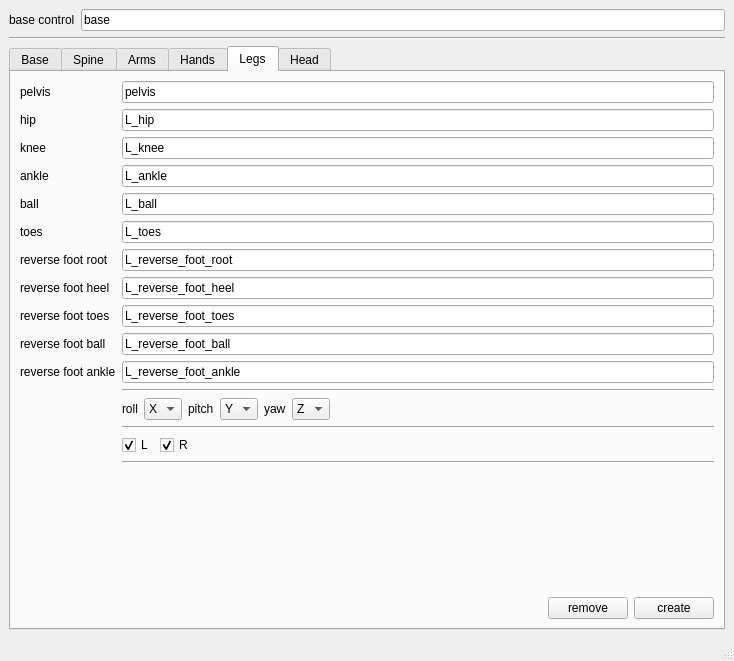
First picture: the form in scripts/jt_autorig.ui, repository jonathantopf/jt_tools, before the edit.
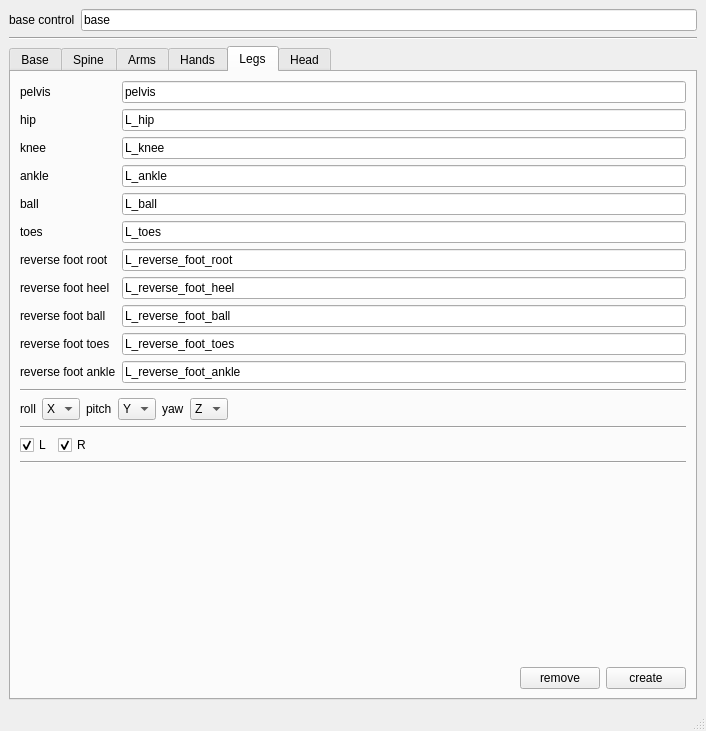
Second picture: the form after the edit.

The edit to the form file:
```diff
--- a/scripts/jt_autorig.ui
+++ b/scripts/jt_autorig.ui
@@ -6,8 +6,8 @@
    <rect>
     <x>0</x>
     <y>0</y>
-    <width>734</width>
-    <height>661</height>
+    <width>706</width>
+    <height>731</height>
    </rect>
   </property>
   <property name="windowTitle">
@@ -666,199 +666,149 @@
        <attribute name="title">
         <string>Legs</string>
        </attribute>
-       <layout class="QGridLayout" name="gridLayout_3">
-        <item row="6" column="1">
-         <widget class="QLineEdit" name="jt_autorig_legs_toes_select_text">
-          <property name="text">
-           <string>L_toes</string>
-          </property>
-         </widget>
-        </item>
-        <item row="8" column="0">
-         <widget class="QLabel" name="label_16">
-          <property name="text">
-           <string>reverse foot heel</string>
-          </property>
-         </widget>
-        </item>
-        <item row="18" column="1">
-         <layout class="QHBoxLayout" name="horizontalLayout_6">
+       <layout class="QVBoxLayout" name="verticalLayout">
           <item>
-           <spacer name="horizontalSpacer_6">
-            <property name="orientation">
-             <enum>Qt::Horizontal</enum>
-            </property>
-            <property name="sizeHint" stdset="0">
-             <size>
-              <width>40</width>
-              <height>20</height>
-             </size>
-            </property>
-           </spacer>
-          </item>
-          <item>
-           <widget class="QPushButton" name="pushButton_3">
+         <layout class="QGridLayout" name="gridLayout_9">
+          <item row="1" column="2">
+           <widget class="QLineEdit" name="jt_autorig_legs_hip_select_text">
             <property name="text">
-             <string>remove</string>
+             <string>L_hip</string>
             </property>
-            <property name="+c" stdset="0">
-             <string>'import jt_autorig;jt_autorig.ui_remove_leg_rig()'</string>
-            </property>
            </widget>
           </item>
-          <item>
-           <widget class="QPushButton" name="pushButton">
+          <item row="7" column="2">
+           <widget class="QLineEdit" name="jt_autorig_legs_reverse_foot_heel_select_text">
             <property name="text">
-             <string>create</string>
+             <string>L_reverse_foot_heel</string>
             </property>
-            <property name="+c" stdset="0">
-             <string>'import jt_autorig;jt_autorig.ui_create_leg_rig()'</string>
-            </property>
            </widget>
           </item>
-         </layout>
-        </item>
-        <item row="3" column="0">
+          <item row="2" column="0">
          <widget class="QLabel" name="label_12">
           <property name="text">
            <string>knee</string>
           </property>
          </widget>
         </item>
-        <item row="9" column="1">
+          <item row="0" column="2">
+           <widget class="QLineEdit" name="jt_autorig_legs_pelvis_select_text">
+            <property name="text">
+             <string>pelvis</string>
+            </property>
+           </widget>
+          </item>
+          <item row="0" column="0">
+           <widget class="QLabel" name="label_10">
+            <property name="text">
+             <string>pelvis</string>
+            </property>
+           </widget>
+          </item>
+          <item row="2" column="2">
+           <widget class="QLineEdit" name="jt_autorig_legs_knee_select_text">
+            <property name="text">
+             <string>L_knee</string>
+            </property>
+           </widget>
+          </item>
+          <item row="3" column="2">
+           <widget class="QLineEdit" name="jt_autorig_legs_ankle_select_text">
+            <property name="text">
+             <string>L_ankle</string>
+            </property>
+           </widget>
+          </item>
+          <item row="9" column="2">
          <widget class="QLineEdit" name="jt_autorig_legs_reverse_foot_toes_select_text">
           <property name="text">
            <string>L_reverse_foot_toes</string>
           </property>
          </widget>
         </item>
-        <item row="17" column="1">
-         <spacer name="verticalSpacer_3">
-          <property name="orientation">
-           <enum>Qt::Vertical</enum>
-          </property>
-          <property name="sizeHint" stdset="0">
-           <size>
-            <width>20</width>
-            <height>40</height>
-           </size>
-          </property>
-         </spacer>
-        </item>
-        <item row="8" column="1">
-         <widget class="QLineEdit" name="jt_autorig_legs_reverse_foot_heel_select_text">
+          <item row="4" column="2">
+           <widget class="QLineEdit" name="jt_autorig_legs_ball_select_text">
           <property name="text">
-           <string>L_reverse_foot_heel</string>
+             <string>L_ball</string>
           </property>
          </widget>
         </item>
-        <item row="11" column="1">
-         <widget class="QLineEdit" name="jt_autorig_legs_reverse_foot_ankle_select_text">
+          <item row="5" column="2">
+           <widget class="QLineEdit" name="jt_autorig_legs_toes_select_text">
           <property name="text">
-           <string>L_reverse_foot_ankle</string>
+             <string>L_toes</string>
           </property>
          </widget>
         </item>
-        <item row="6" column="0">
-         <widget class="QLabel" name="label_15">
+          <item row="6" column="2">
+           <widget class="QLineEdit" name="jt_autorig_legs_reverse_foot_root_select_text">
           <property name="text">
-           <string>toes</string>
+             <string>L_reverse_foot_root</string>
           </property>
          </widget>
         </item>
-        <item row="10" column="1">
+          <item row="8" column="2">
          <widget class="QLineEdit" name="jt_autorig_legs_reverse_foot_ball_select_text">
           <property name="text">
            <string>L_reverse_foot_ball</string>
           </property>
          </widget>
         </item>
-        <item row="10" column="0">
-         <widget class="QLabel" name="label_18">
+          <item row="10" column="2">
+           <widget class="QLineEdit" name="jt_autorig_legs_reverse_foot_ankle_select_text">
           <property name="text">
-           <string>reverse foot ball</string>
+             <string>L_reverse_foot_ankle</string>
           </property>
          </widget>
         </item>
-        <item row="2" column="1">
-         <widget class="QLineEdit" name="jt_autorig_legs_hip_select_text">
+          <item row="3" column="0">
+           <widget class="QLabel" name="label_13">
           <property name="text">
-           <string>L_hip</string>
+             <string>ankle</string>
           </property>
          </widget>
         </item>
-        <item row="15" column="1">
-         <layout class="QHBoxLayout" name="horizontalLayout_7">
-          <item>
-           <widget class="QCheckBox" name="jt_autorig_leg_rig_L">
+          <item row="6" column="0">
+           <widget class="QLabel" name="label_20">
             <property name="text">
-             <string>L</string>
+             <string>reverse foot root</string>
             </property>
-            <property name="checked">
-             <bool>true</bool>
-            </property>
            </widget>
           </item>
-          <item>
-           <widget class="QCheckBox" name="jt_autorig_leg_rig_R">
-            <property name="text">
-             <string>R</string>
-            </property>
-            <property name="checked">
-             <bool>true</bool>
-            </property>
-           </widget>
-          </item>
-          <item>
-           <spacer name="horizontalSpacer_7">
-            <property name="orientation">
-             <enum>Qt::Horizontal</enum>
-            </property>
-            <property name="sizeHint" stdset="0">
-             <size>
-              <width>40</width>
-              <height>20</height>
-             </size>
-            </property>
-           </spacer>
-          </item>
-         </layout>
-        </item>
-        <item row="2" column="0">
+          <item row="1" column="0">
          <widget class="QLabel" name="label_11">
           <property name="text">
            <string>hip</string>
           </property>
          </widget>
         </item>
-        <item row="4" column="1">
-         <widget class="QLineEdit" name="jt_autorig_legs_ankle_select_text">
-          <property name="text">
-           <string>L_ankle</string>
-          </property>
-         </widget>
-        </item>
-        <item row="1" column="1">
-         <widget class="QLineEdit" name="jt_autorig_legs_pelvis_select_text">
-          <property name="text">
-           <string>pelvis</string>
-          </property>
-         </widget>
-        </item>
-        <item row="5" column="1">
-         <widget class="QLineEdit" name="jt_autorig_legs_ball_select_text">
-          <property name="text">
-           <string>L_ball</string>
-          </property>
-         </widget>
-        </item>
-        <item row="5" column="0">
+          <item row="4" column="0">
          <widget class="QLabel" name="label_14">
           <property name="text">
            <string>ball</string>
           </property>
          </widget>
         </item>
+          <item row="8" column="0">
+           <widget class="QLabel" name="label_18">
+            <property name="text">
+             <string>reverse foot ball</string>
+            </property>
+           </widget>
+          </item>
+          <item row="5" column="0">
+           <widget class="QLabel" name="label_15">
+            <property name="text">
+             <string>toes</string>
+            </property>
+           </widget>
+          </item>
+          <item row="7" column="0">
+           <widget class="QLabel" name="label_16">
+            <property name="text">
+             <string>reverse foot heel</string>
+            </property>
+           </widget>
+          </item>
         <item row="9" column="0">
          <widget class="QLabel" name="label_17">
           <property name="text">
@@ -866,49 +816,23 @@
           </property>
          </widget>
         </item>
-        <item row="11" column="0">
+          <item row="10" column="0">
          <widget class="QLabel" name="label_19">
           <property name="text">
            <string>reverse foot ankle</string>
           </property>
          </widget>
         </item>
-        <item row="4" column="0">
-         <widget class="QLabel" name="label_13">
-          <property name="text">
-           <string>ankle</string>
-          </property>
-         </widget>
+         </layout>
         </item>
-        <item row="1" column="0">
-         <widget class="QLabel" name="label_10">
-          <property name="text">
-           <string>pelvis</string>
+        <item>
+         <widget class="Line" name="line_2">
+          <property name="orientation">
+           <enum>Qt::Horizontal</enum>
           </property>
          </widget>
         </item>
-        <item row="3" column="1">
-         <widget class="QLineEdit" name="jt_autorig_legs_knee_select_text">
-          <property name="text">
-           <string>L_knee</string>
-          </property>
-         </widget>
-        </item>
-        <item row="7" column="1">
-         <widget class="QLineEdit" name="jt_autorig_legs_reverse_foot_root_select_text">
-          <property name="text">
-           <string>L_reverse_foot_root</string>
-          </property>
-         </widget>
-        </item>
-        <item row="7" column="0">
-         <widget class="QLabel" name="label_20">
-          <property name="text">
-           <string>reverse foot root</string>
-          </property>
-         </widget>
-        </item>
-        <item row="13" column="1">
+        <item>
          <layout class="QHBoxLayout" name="horizontalLayout_4">
           <item>
            <widget class="QLabel" name="label_21">
@@ -1003,27 +927,107 @@
           </item>
          </layout>
         </item>
-        <item row="12" column="1">
-         <widget class="Line" name="line_2">
-          <property name="orientation">
-           <enum>Qt::Horizontal</enum>
-          </property>
-         </widget>
-        </item>
-        <item row="14" column="1">
+        <item>
          <widget class="Line" name="line_3">
           <property name="orientation">
            <enum>Qt::Horizontal</enum>
           </property>
          </widget>
         </item>
-        <item row="16" column="1">
+        <item>
+         <layout class="QHBoxLayout" name="horizontalLayout_7">
+          <item>
+           <widget class="QCheckBox" name="jt_autorig_leg_rig_L">
+            <property name="text">
+             <string>L</string>
+            </property>
+            <property name="checked">
+             <bool>true</bool>
+            </property>
+           </widget>
+          </item>
+          <item>
+           <widget class="QCheckBox" name="jt_autorig_leg_rig_R">
+            <property name="text">
+             <string>R</string>
+            </property>
+            <property name="checked">
+             <bool>true</bool>
+            </property>
+           </widget>
+          </item>
+          <item>
+           <spacer name="horizontalSpacer_7">
+            <property name="orientation">
+             <enum>Qt::Horizontal</enum>
+            </property>
+            <property name="sizeHint" stdset="0">
+             <size>
+              <width>40</width>
+              <height>20</height>
+             </size>
+            </property>
+           </spacer>
+          </item>
+         </layout>
+        </item>
+        <item>
          <widget class="Line" name="line_4">
           <property name="orientation">
            <enum>Qt::Horizontal</enum>
           </property>
          </widget>
         </item>
+        <item>
+         <spacer name="verticalSpacer_2">
+          <property name="orientation">
+           <enum>Qt::Vertical</enum>
+          </property>
+          <property name="sizeHint" stdset="0">
+           <size>
+            <width>20</width>
+            <height>40</height>
+           </size>
+          </property>
+         </spacer>
+        </item>
+        <item>
+         <layout class="QHBoxLayout" name="horizontalLayout_6">
+          <item>
+           <spacer name="horizontalSpacer_6">
+            <property name="orientation">
+             <enum>Qt::Horizontal</enum>
+            </property>
+            <property name="sizeHint" stdset="0">
+             <size>
+              <width>40</width>
+              <height>20</height>
+             </size>
+            </property>
+           </spacer>
+          </item>
+          <item>
+           <widget class="QPushButton" name="pushButton_3">
+            <property name="text">
+             <string>remove</string>
+            </property>
+            <property name="+c" stdset="0">
+             <string>'import jt_autorig;jt_autorig.ui_remove_leg_rig()'</string>
+            </property>
+           </widget>
+          </item>
+          <item>
+           <widget class="QPushButton" name="pushButton">
+            <property name="text">
+             <string>create</string>
+            </property>
+            <property name="+c" stdset="0">
+             <string>'import jt_autorig;jt_autorig.ui_create_leg_rig()'</string>
+            </property>
+           </widget>
+          </item>
+         </layout>
+        </item>
        </layout>
       </widget>
       <widget class="QWidget" name="Head">
```
Left out of the diff: 11 changed lines with no effect on the pictures. Lines whose indentation alone changed are shown as unchanged.
